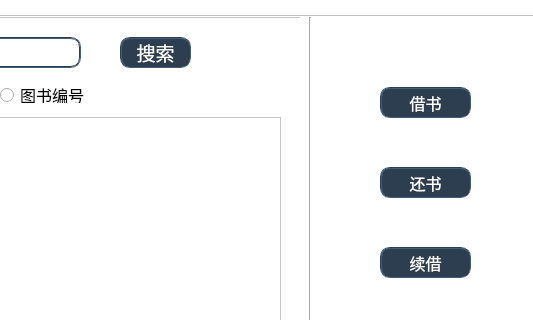
Qt form abc/mainwindow.ui (BookMangeTeam/bookmanage) before a commit; both pictures show x 560 to 1093 and y 0 to 320 of the 1093 by 656 pixel window.
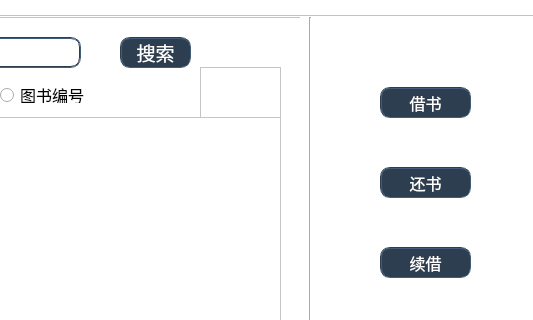
The same form after that commit. The open tabs and pages were chosen to show the change.

```diff
--- a/abc/mainwindow.ui
+++ b/abc/mainwindow.ui
@@ -400,6 +400,16 @@
         <string>图书编号</string>
        </property>
       </widget>
+      <widget class="QTableView" name="hasBeenBorrow">
+       <property name="geometry">
+        <rect>
+         <x>750</x>
+         <y>50</y>
+         <width>81</width>
+         <height>51</height>
+        </rect>
+       </property>
+      </widget>
      </widget>
     </widget>
     <widget class="QWidget" name="page_3">
```
Left out of the diff: 2 changed lines with no effect on the pictures.
